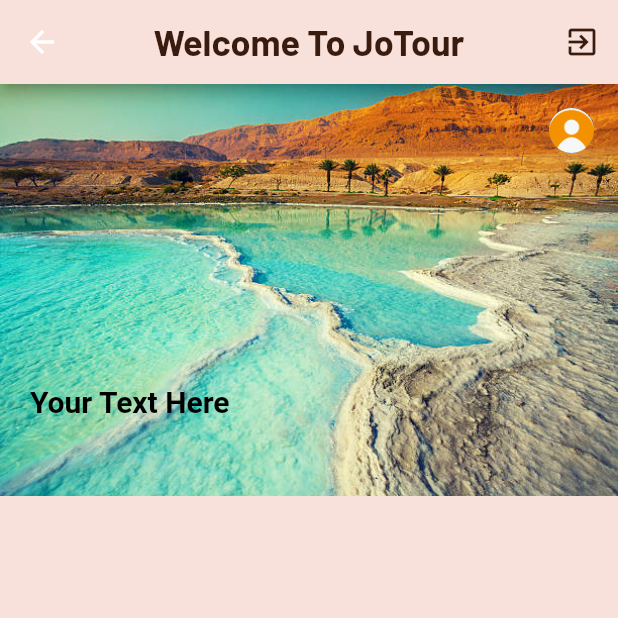
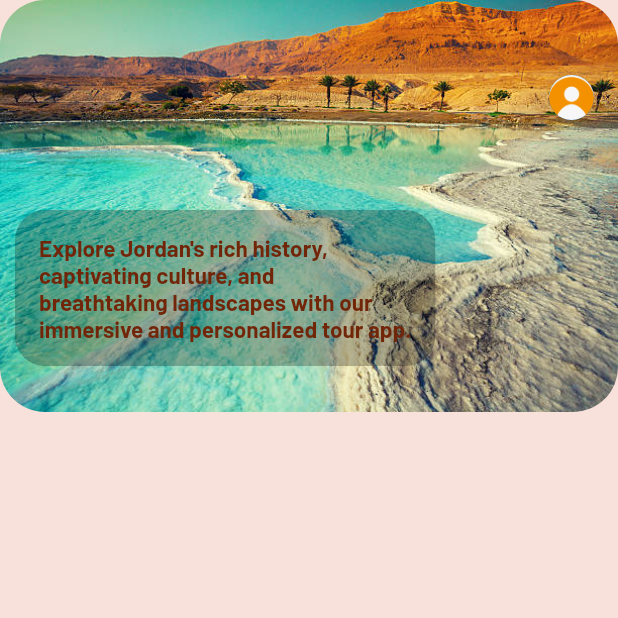
Before and after one commit to AuXiNN/Tour, a Flutter app: the HomePage screen opened by its route, on a phone screen of 412 x 824 dp, the top half of it. Run offline on Flutter 3.47's test engine with Material 2 defaults, Android fonts, the phone set to English and light mode, and no system bars; our stand-ins replace awesome_dialog, firebase_auth, firebase_core, google_fonts; accounts and stored records are empty.

Commit message:
first commit

```diff
--- a/lib/AppColors/colors.dart
+++ b/lib/AppColors/colors.dart
@@ -5,6 +5,8 @@ class AppColors {
   static const Color backgroundcolor = Color.fromARGB(255, 248, 225, 218);
   static const Color accentColor = Colors.orange;
   static const Color buttomcolor = Color(0xFF3A1B0F);
+  static const Color sandColor = Color.fromARGB(255, 244, 164, 96);
+  static const Color transparentWhite = Color.fromRGBO(255, 255, 255, 0.5);
+  static const Color silverColor = Color.fromARGB(255, 192, 192, 192);
 
-  static const Color transparentWhite = Color.fromRGBO(255, 255, 255, 0.5);
 }
--- a/lib/Pages/homepage.dart
+++ b/lib/Pages/homepage.dart
@@ -15,44 +15,23 @@ class _HomePageState extends State<HomePage> {
   @override
   Widget build(BuildContext context) {
     return Scaffold(
-      appBar: AppBar(
-        backgroundColor: AppColors.backgroundcolor,
-        title: Text(
-          'Welcome To JoTour',
-          style: GoogleFonts.barlow(
-            textStyle: const TextStyle(
-                fontSize: 24,
-                fontWeight: FontWeight.bold,
-                color: AppColors.buttomcolor),
-          ),
-        ),
-        centerTitle: true,
-        actions: [
-          IconButton(
-            onPressed: () async {
-              await FirebaseAuth.instance.signOut();
-              Navigator.of(context).pushNamedAndRemoveUntil(
-                "login",
-                (route) => false,
-              );
-            },
-            icon: const Icon(Icons.exit_to_app),
-            color: AppColors.buttomcolor,
-          )
-        ],
-      ),
+
       backgroundColor: AppColors.backgroundcolor,
       body: Stack(
         children: [
-          Container(
-            width: double.infinity,
-            child: Image.asset(
-              'images/deadsea.jpg',
-              fit: BoxFit.cover,
+          // Background image with rounded corners
+          ClipRRect(
+            borderRadius: BorderRadius.circular(30.0),
+            child: Container(
+              width: double.infinity,
+              child: Image.asset(
+                'images/deadsea.jpg',
+                fit: BoxFit.cover,
+              ),
             ),
           ),
           Positioned(
-            top: 16,
+            top: 50, // Adjust this value to move the profile picture down
             right: 16,
             child: GestureDetector(
               onTap: () {
@@ -64,15 +43,49 @@ class _HomePageState extends State<HomePage> {
               ),
             ),
           ),
-          const Positioned(
-            top: 200,
-            left: 20,
-            child: Text(
-              'Your Text Here',
-              style: TextStyle(
-                color: Color.fromARGB(255, 0, 0, 0),
-                fontSize: 20,
-                fontWeight: FontWeight.bold,
+          Positioned(
+            top: 140,
+            left: 10,
+            child: Container(
+              // Box with padding, black background, and rounded corners
+              padding: const EdgeInsets.all(16),
+              decoration: BoxDecoration(
+                color: const Color.fromARGB(255, 0, 0, 0).withOpacity(0.25),
+                borderRadius: BorderRadius.circular(20.0),
+              ),
+              child: RichText(
+                text: TextSpan(
+                  style: GoogleFonts.barlow(
+                    textStyle: const TextStyle(
+                      color: Color.fromARGB(255, 113, 38, 9),
+                      fontWeight: FontWeight.bold,
+                      fontSize: 15,
+                    ),
+                  ),
+                  children: const [
+                    TextSpan(
+                      text: "Explore Jordan's rich history,",
+                    ),
+                    TextSpan(
+                      text: "\n",
+                    ),
+                    TextSpan(
+                      text: "captivating culture, and",
+                    ),
+                    TextSpan(
+                      text: "\n",
+                    ),
+                    TextSpan(
+                      text: "breathtaking landscapes with our",
+                    ),
+                    TextSpan(
+                      text: "\n",
+                    ),
+                    TextSpan(
+                      text: "immersive and personalized tour app.",
+                    ),
+                  ],
+                ),
               ),
             ),
           ),
```
Also changed, not shown: 1 other file.
